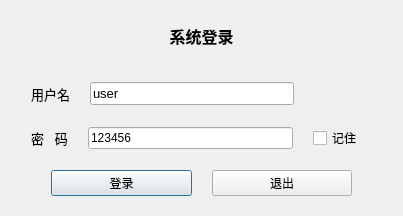
Qt form models/logindialog/logindialog.ui (Shogpe/bmsTool) before a commit.
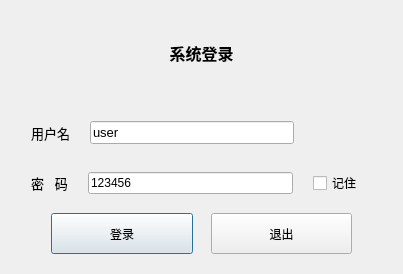
The same form after that commit.

Diff of the .ui file:
```diff
--- a/models/logindialog/logindialog.ui
+++ b/models/logindialog/logindialog.ui
@@ -6,14 +6,20 @@
    <rect>
     <x>0</x>
     <y>0</y>
-    <width>400</width>
-    <height>216</height>
+    <width>403</width>
+    <height>274</height>
    </rect>
   </property>
+  <property name="sizePolicy">
+   <sizepolicy hsizetype="Fixed" vsizetype="Fixed">
+    <horstretch>0</horstretch>
+    <verstretch>0</verstretch>
+   </sizepolicy>
+  </property>
   <property name="maximumSize">
    <size>
-    <width>400</width>
-    <height>300</height>
+    <width>800</width>
+    <height>600</height>
    </size>
   </property>
   <property name="windowTitle">
@@ -24,17 +30,23 @@
   </property>
   <layout class="QVBoxLayout" name="verticalLayout" stretch="4,2,2,2">
    <property name="spacing">
-    <number>20</number>
+    <number>18</number>
    </property>
    <property name="bottomMargin">
     <number>20</number>
    </property>
    <item>
     <widget class="QLabel" name="label">
+     <property name="sizePolicy">
+      <sizepolicy hsizetype="Preferred" vsizetype="Preferred">
+       <horstretch>0</horstretch>
+       <verstretch>0</verstretch>
+      </sizepolicy>
+     </property>
      <property name="minimumSize">
       <size>
        <width>381</width>
-       <height>31</height>
+       <height>20</height>
       </size>
      </property>
      <property name="font">
@@ -160,7 +172,7 @@
      <item>
       <widget class="QPushButton" name="pushButton_login">
        <property name="sizePolicy">
-        <sizepolicy hsizetype="Preferred" vsizetype="Fixed">
+        <sizepolicy hsizetype="Preferred" vsizetype="Preferred">
          <horstretch>0</horstretch>
          <verstretch>0</verstretch>
         </sizepolicy>
@@ -173,7 +185,7 @@
      <item>
       <widget class="QPushButton" name="pushButton_exit">
        <property name="sizePolicy">
-        <sizepolicy hsizetype="Preferred" vsizetype="Fixed">
+        <sizepolicy hsizetype="Preferred" vsizetype="Preferred">
          <horstretch>0</horstretch>
          <verstretch>0</verstretch>
         </sizepolicy>
```
